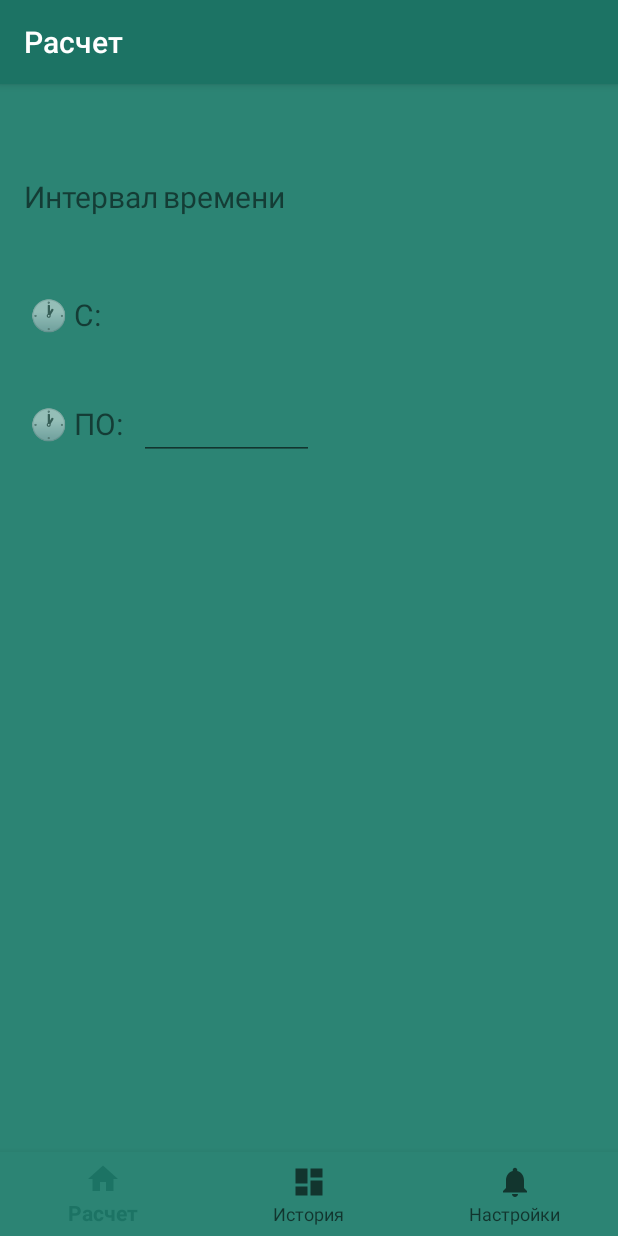
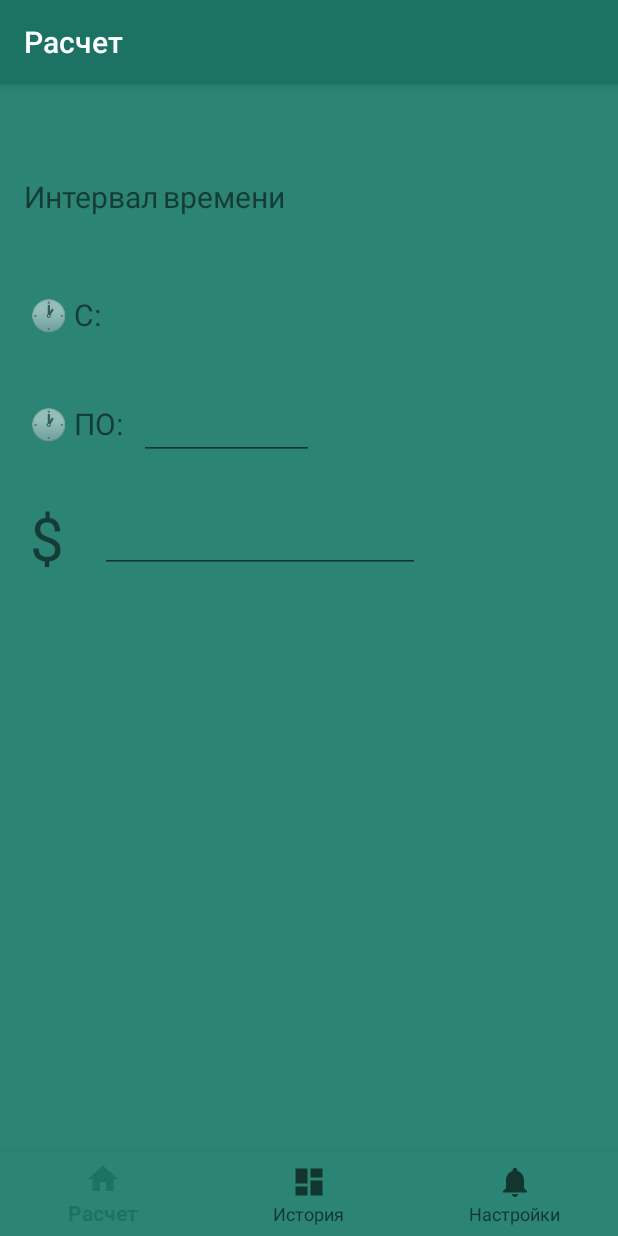
Before and after one commit to OldBrain/TCalc, an Android app: the screen it shows after launch (MainActivity), on a phone screen of 412 x 824 dp. Run offline under Robolectric (Android 15) with nearby library versions, the phone set to English and light mode, and no system bars; our stand-ins replace navigation-ui; Roboto replaces fonts that are not available here.

Commit message:
Дизайн страницы расчета

```diff
--- a/app/src/main/res/layout/fragment_home.xml
+++ b/app/src/main/res/layout/fragment_home.xml
@@ -68,6 +68,29 @@
         app:layout_constraintStart_toStartOf="parent"
         app:layout_constraintTop_toBottomOf="@+id/time_icon_begin" />
 
+    <TextView
+        android:id="@+id/textView"
+        android:layout_width="wrap_content"
+        android:layout_height="wrap_content"
+        android:layout_marginStart="20dp"
+        android:layout_marginTop="35dp"
+        android:text="$"
+        android:textSize="40dp"
+        app:layout_constraintStart_toStartOf="parent"
+        app:layout_constraintTop_toBottomOf="@+id/time_icon_end" />
+
+    <EditText
+        android:id="@+id/editTextNumberDecimal2"
+        android:layout_width="wrap_content"
+        android:layout_height="wrap_content"
+        android:layout_marginStart="24dp"
+        android:layout_marginTop="30dp"
+        android:ems="10"
+        android:inputType="numberDecimal"
+        app:layout_constraintStart_toEndOf="@+id/textView"
+        app:layout_constraintTop_toBottomOf="@+id/editTextTimeEnd" />
+
+
     <!--    <TextView-->
 <!--        android:id="@+id/text_home"-->
 <!--        android:layout_width="match_parent"-->
```
